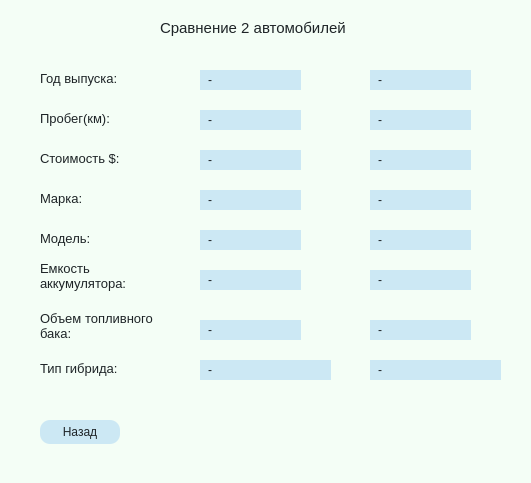
Qt form lab4/CarCompareWindow.ui (n1ck-b/Labs) before a commit.
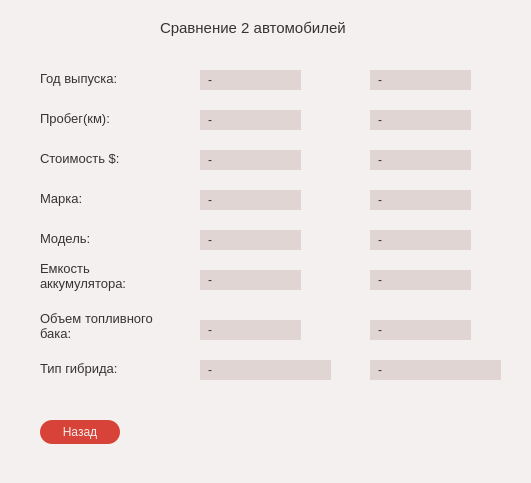
The same form after that commit.

The edit to the form file:
```diff
--- a/lab4/CarCompareWindow.ui
+++ b/lab4/CarCompareWindow.ui
@@ -14,8 +14,8 @@
    <string>Сравнение автомобилей</string>
   </property>
   <property name="styleSheet">
-   <string notr="true">background-color: rgb(244, 254, 246);
-color: rgb(30, 36, 39);
+   <string notr="true">background-color: rgb(244, 240, 239);
+color: rgb(55, 51, 53);
 font: 600 9pt &quot;Montserrat&quot;;
 border-style: none;
 border-width: 0px;</string>
@@ -46,13 +46,19 @@
     </rect>
    </property>
    <property name="styleSheet">
-    <string notr="true">color: rgb(30, 36, 39);
-font: 600 9pt &quot;Montserrat&quot;;
-border-radius: 10px;
-border-style: solid;
-border-width: 0px;
-background-color: rgb(204, 232, 244);
-padding: 5px</string>
+    <string notr="true">QPushButton:hover
+{
+	background-color: #CC3329;
+}
+QPushButton{
+	color: rgb(244, 240, 239);
+	font: 600 9pt &quot;Montserrat&quot;;
+	border-radius: 12px;
+	border-style: solid;
+	border-width: 0px;
+	background-color: rgb(215, 67, 57);
+	padding: 5px;
+}</string>
    </property>
    <property name="text">
     <string>Назад</string>
@@ -198,13 +204,12 @@
     </rect>
    </property>
    <property name="styleSheet">
-    <string notr="true">font-size: 9pt;
-color: rgb(30, 36, 39);
+    <string notr="true">color: rgb(55, 51, 53);
+font: 600 9pt &quot;Montserrat&quot;;
 border-style: solid;
 border-width: 0px;
-background-color: rgb(204, 232, 244);
 padding: 5px;
-border-radius: 0px;</string>
+background-color: #E0D5D2;</string>
    </property>
    <property name="text">
     <string>-</string>
@@ -220,13 +225,12 @@
     </rect>
    </property>
    <property name="styleSheet">
-    <string notr="true">font-size: 9pt;
-color: rgb(30, 36, 39);
+    <string notr="true">color: rgb(55, 51, 53);
+font: 600 9pt &quot;Montserrat&quot;;
 border-style: solid;
 border-width: 0px;
-background-color: rgb(204, 232, 244);
 padding: 5px;
-border-radius: 0px;</string>
+background-color: #E0D5D2;</string>
    </property>
    <property name="text">
     <string>-</string>
@@ -242,13 +246,12 @@
     </rect>
    </property>
    <property name="styleSheet">
-    <string notr="true">font-size: 9pt;
-color: rgb(30, 36, 39);
+    <string notr="true">color: rgb(55, 51, 53);
+font: 600 9pt &quot;Montserrat&quot;;
 border-style: solid;
 border-width: 0px;
-background-color: rgb(204, 232, 244);
 padding: 5px;
-border-radius: 0px;</string>
+background-color: #E0D5D2;</string>
    </property>
    <property name="text">
     <string>-</string>
@@ -264,13 +267,12 @@
     </rect>
    </property>
    <property name="styleSheet">
-    <string notr="true">font-size: 9pt;
-color: rgb(30, 36, 39);
+    <string notr="true">color: rgb(55, 51, 53);
+font: 600 9pt &quot;Montserrat&quot;;
 border-style: solid;
 border-width: 0px;
-background-color: rgb(204, 232, 244);
 padding: 5px;
-border-radius: 0px;</string>
+background-color: #E0D5D2;</string>
    </property>
    <property name="text">
     <string>-</string>
@@ -286,13 +288,12 @@
     </rect>
    </property>
    <property name="styleSheet">
-    <string notr="true">font-size: 9pt;
-color: rgb(30, 36, 39);
+    <string notr="true">color: rgb(55, 51, 53);
+font: 600 9pt &quot;Montserrat&quot;;
 border-style: solid;
 border-width: 0px;
-background-color: rgb(204, 232, 244);
 padding: 5px;
-border-radius: 0px;</string>
+background-color: #E0D5D2;</string>
    </property>
    <property name="text">
     <string>-</string>
@@ -308,13 +309,12 @@
     </rect>
    </property>
    <property name="styleSheet">
-    <string notr="true">font-size: 9pt;
-color: rgb(30, 36, 39);
+    <string notr="true">color: rgb(55, 51, 53);
+font: 600 9pt &quot;Montserrat&quot;;
 border-style: solid;
 border-width: 0px;
-background-color: rgb(204, 232, 244);
 padding: 5px;
-border-radius: 0px;</string>
+background-color: #E0D5D2;</string>
    </property>
    <property name="text">
     <string>-</string>
@@ -330,13 +330,12 @@
     </rect>
    </property>
    <property name="styleSheet">
-    <string notr="true">font-size: 9pt;
-color: rgb(30, 36, 39);
+    <string notr="true">color: rgb(55, 51, 53);
+font: 600 9pt &quot;Montserrat&quot;;
 border-style: solid;
 border-width: 0px;
-background-color: rgb(204, 232, 244);
 padding: 5px;
-border-radius: 0px;</string>
+background-color: #E0D5D2;</string>
    </property>
    <property name="text">
     <string>-</string>
@@ -352,13 +351,12 @@
     </rect>
    </property>
    <property name="styleSheet">
-    <string notr="true">font-size: 9pt;
-color: rgb(30, 36, 39);
+    <string notr="true">color: rgb(55, 51, 53);
+font: 600 9pt &quot;Montserrat&quot;;
 border-style: solid;
 border-width: 0px;
-background-color: rgb(204, 232, 244);
 padding: 5px;
-border-radius: 0px;</string>
+background-color: #E0D5D2;</string>
    </property>
    <property name="text">
     <string>-</string>
@@ -374,13 +372,12 @@
     </rect>
    </property>
    <property name="styleSheet">
-    <string notr="true">font-size: 9pt;
-color: rgb(30, 36, 39);
+    <string notr="true">color: rgb(55, 51, 53);
+font: 600 9pt &quot;Montserrat&quot;;
 border-style: solid;
 border-width: 0px;
-background-color: rgb(204, 232, 244);
 padding: 5px;
-border-radius: 0px;</string>
+background-color: #E0D5D2;</string>
    </property>
    <property name="text">
     <string>-</string>
@@ -396,13 +393,12 @@
     </rect>
    </property>
    <property name="styleSheet">
-    <string notr="true">font-size: 9pt;
-color: rgb(30, 36, 39);
+    <string notr="true">color: rgb(55, 51, 53);
+font: 600 9pt &quot;Montserrat&quot;;
 border-style: solid;
 border-width: 0px;
-background-color: rgb(204, 232, 244);
 padding: 5px;
-border-radius: 0px;</string>
+background-color: #E0D5D2;</string>
    </property>
    <property name="text">
     <string>-</string>
@@ -418,13 +414,12 @@
     </rect>
    </property>
    <property name="styleSheet">
-    <string notr="true">font-size: 9pt;
-color: rgb(30, 36, 39);
+    <string notr="true">color: rgb(55, 51, 53);
+font: 600 9pt &quot;Montserrat&quot;;
 border-style: solid;
 border-width: 0px;
-background-color: rgb(204, 232, 244);
 padding: 5px;
-border-radius: 0px;</string>
+background-color: #E0D5D2;</string>
    </property>
    <property name="text">
     <string>-</string>
@@ -440,13 +435,12 @@
     </rect>
    </property>
    <property name="styleSheet">
-    <string notr="true">font-size: 9pt;
-color: rgb(30, 36, 39);
+    <string notr="true">color: rgb(55, 51, 53);
+font: 600 9pt &quot;Montserrat&quot;;
 border-style: solid;
 border-width: 0px;
-background-color: rgb(204, 232, 244);
 padding: 5px;
-border-radius: 0px;</string>
+background-color: #E0D5D2;</string>
    </property>
    <property name="text">
     <string>-</string>
@@ -462,13 +456,12 @@
     </rect>
    </property>
    <property name="styleSheet">
-    <string notr="true">font-size: 9pt;
-color: rgb(30, 36, 39);
+    <string notr="true">color: rgb(55, 51, 53);
+font: 600 9pt &quot;Montserrat&quot;;
 border-style: solid;
 border-width: 0px;
-background-color: rgb(204, 232, 244);
 padding: 5px;
-border-radius: 0px;</string>
+background-color: #E0D5D2;</string>
    </property>
    <property name="text">
     <string>-</string>
@@ -484,13 +477,12 @@
     </rect>
    </property>
    <property name="styleSheet">
-    <string notr="true">font-size: 9pt;
-color: rgb(30, 36, 39);
+    <string notr="true">color: rgb(55, 51, 53);
+font: 600 9pt &quot;Montserrat&quot;;
 border-style: solid;
 border-width: 0px;
-background-color: rgb(204, 232, 244);
 padding: 5px;
-border-radius: 0px;</string>
+background-color: #E0D5D2;</string>
    </property>
    <property name="text">
     <string>-</string>
@@ -506,13 +498,12 @@
     </rect>
    </property>
    <property name="styleSheet">
-    <string notr="true">font-size: 9pt;
-color: rgb(30, 36, 39);
+    <string notr="true">color: rgb(55, 51, 53);
+font: 600 9pt &quot;Montserrat&quot;;
 border-style: solid;
 border-width: 0px;
-background-color: rgb(204, 232, 244);
 padding: 5px;
-border-radius: 0px;</string>
+background-color: #E0D5D2;</string>
    </property>
    <property name="text">
     <string>-</string>
@@ -528,13 +519,12 @@
     </rect>
    </property>
    <property name="styleSheet">
-    <string notr="true">font-size: 9pt;
-color: rgb(30, 36, 39);
+    <string notr="true">color: rgb(55, 51, 53);
+font: 600 9pt &quot;Montserrat&quot;;
 border-style: solid;
 border-width: 0px;
-background-color: rgb(204, 232, 244);
 padding: 5px;
-border-radius: 0px;</string>
+background-color: #E0D5D2;</string>
    </property>
    <property name="text">
     <string>-</string>
```
